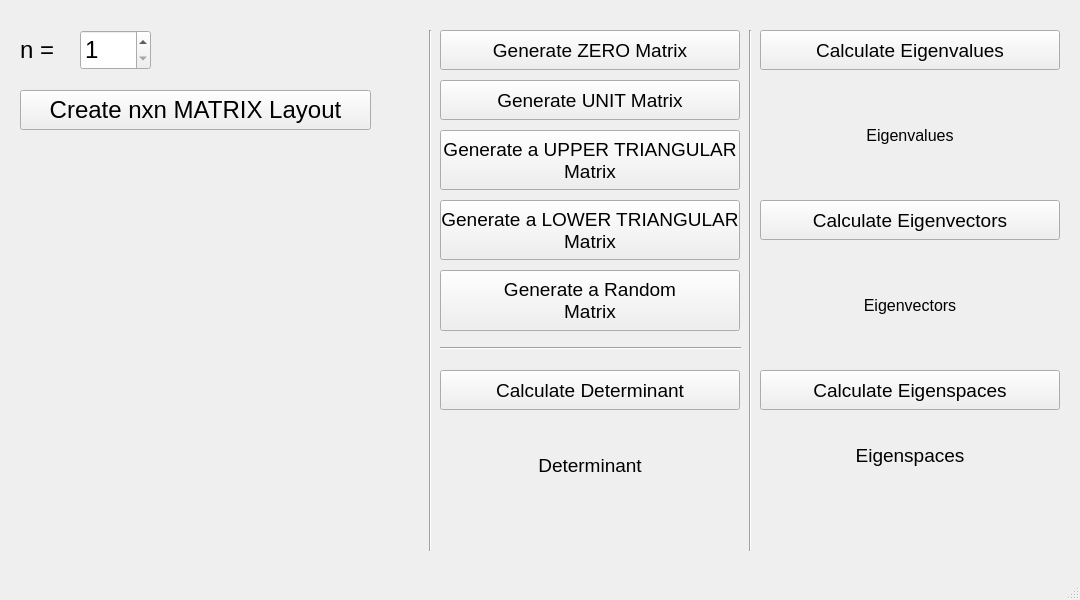
The window that mainwindow.ui (ahmetcihan/matrix_operations) describes before a commit, drawn with Qt 5.
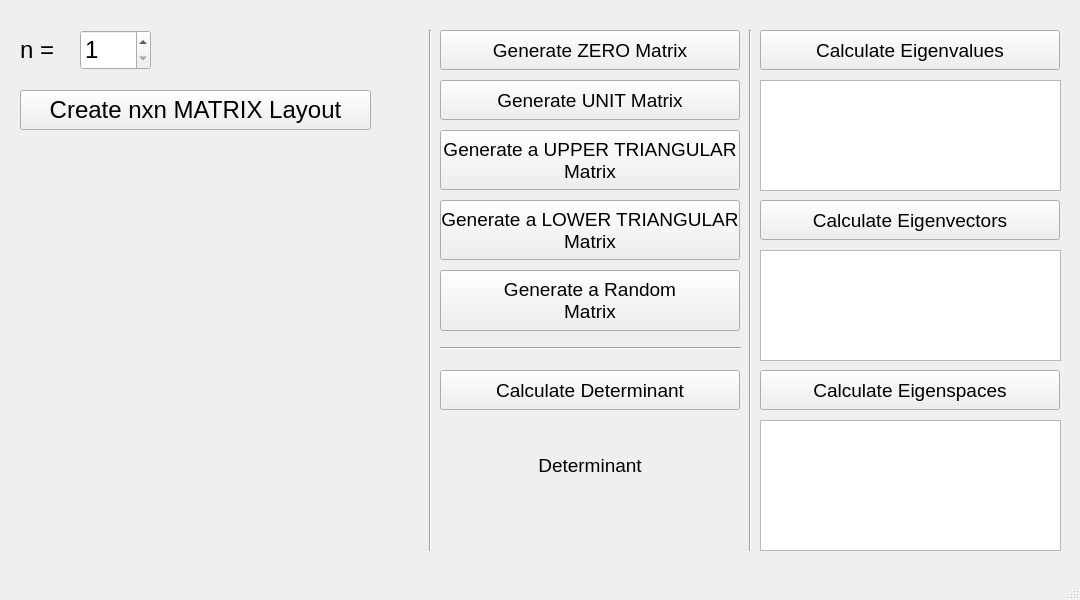
The same window after the commit.

Commit message: eigenspace calculations

The edit to the form file:
```diff
--- a/mainwindow.ui
+++ b/mainwindow.ui
@@ -244,48 +244,6 @@
      <string>Calculate Eigenvalues</string>
     </property>
    </widget>
-   <widget class="QLabel" name="labelEigenvalues">
-    <property name="geometry">
-     <rect>
-      <x>760</x>
-      <y>80</y>
-      <width>300</width>
-      <height>111</height>
-     </rect>
-    </property>
-    <property name="font">
-     <font>
-      <pointsize>12</pointsize>
-     </font>
-    </property>
-    <property name="text">
-     <string>Eigenvalues</string>
-    </property>
-    <property name="alignment">
-     <set>Qt::AlignCenter</set>
-    </property>
-   </widget>
-   <widget class="QLabel" name="labelEigenvectors">
-    <property name="geometry">
-     <rect>
-      <x>760</x>
-      <y>250</y>
-      <width>300</width>
-      <height>111</height>
-     </rect>
-    </property>
-    <property name="font">
-     <font>
-      <pointsize>12</pointsize>
-     </font>
-    </property>
-    <property name="text">
-     <string>Eigenvectors</string>
-    </property>
-    <property name="alignment">
-     <set>Qt::AlignCenter</set>
-    </property>
-   </widget>
    <widget class="QPushButton" name="calculateEigenvectors">
     <property name="geometry">
      <rect>
@@ -304,27 +262,6 @@
      <string>Calculate Eigenvectors</string>
     </property>
    </widget>
-   <widget class="QLabel" name="labelEigenspaces">
-    <property name="geometry">
-     <rect>
-      <x>760</x>
-      <y>420</y>
-      <width>300</width>
-      <height>71</height>
-     </rect>
-    </property>
-    <property name="font">
-     <font>
-      <pointsize>14</pointsize>
-     </font>
-    </property>
-    <property name="text">
-     <string>Eigenspaces</string>
-    </property>
-    <property name="alignment">
-     <set>Qt::AlignCenter</set>
-    </property>
-   </widget>
    <widget class="QPushButton" name="calculateEigenspaces">
     <property name="geometry">
      <rect>
@@ -356,6 +293,36 @@
      <enum>Qt::Horizontal</enum>
     </property>
    </widget>
+   <widget class="QTextEdit" name="textEditEigenvectors">
+    <property name="geometry">
+     <rect>
+      <x>760</x>
+      <y>250</y>
+      <width>301</width>
+      <height>111</height>
+     </rect>
+    </property>
+   </widget>
+   <widget class="QTextEdit" name="textEditEigenvalues">
+    <property name="geometry">
+     <rect>
+      <x>760</x>
+      <y>80</y>
+      <width>301</width>
+      <height>111</height>
+     </rect>
+    </property>
+   </widget>
+   <widget class="QTextEdit" name="textEditEigenspaces">
+    <property name="geometry">
+     <rect>
+      <x>760</x>
+      <y>420</y>
+      <width>301</width>
+      <height>131</height>
+     </rect>
+    </property>
+   </widget>
   </widget>
   <widget class="QMenuBar" name="menubar">
    <property name="geometry">
```
The commit also changes 6 other files.
